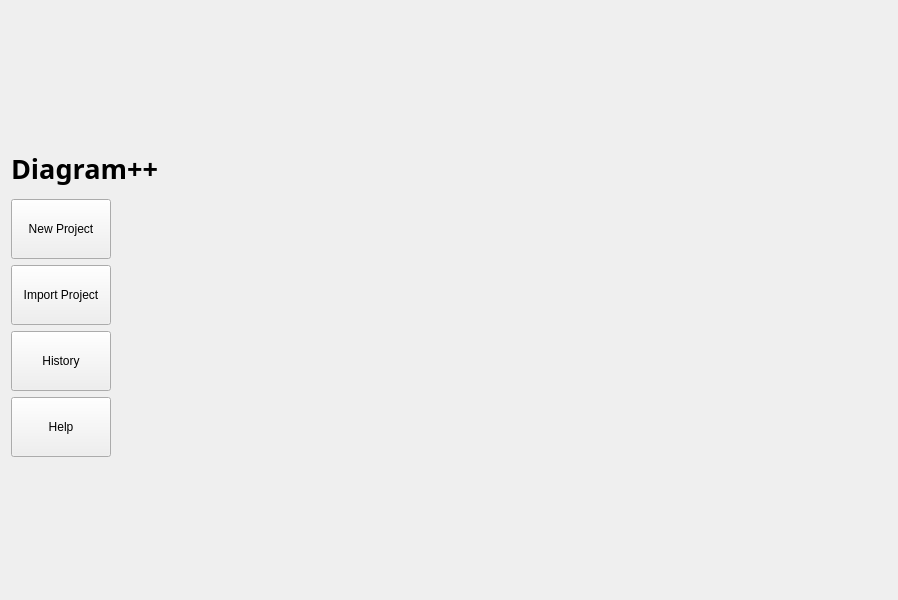
This is Diagram/mainwindow.ui in Trifsoft/diagrampp as Qt 5 draws it before an edit. The edited form follows.
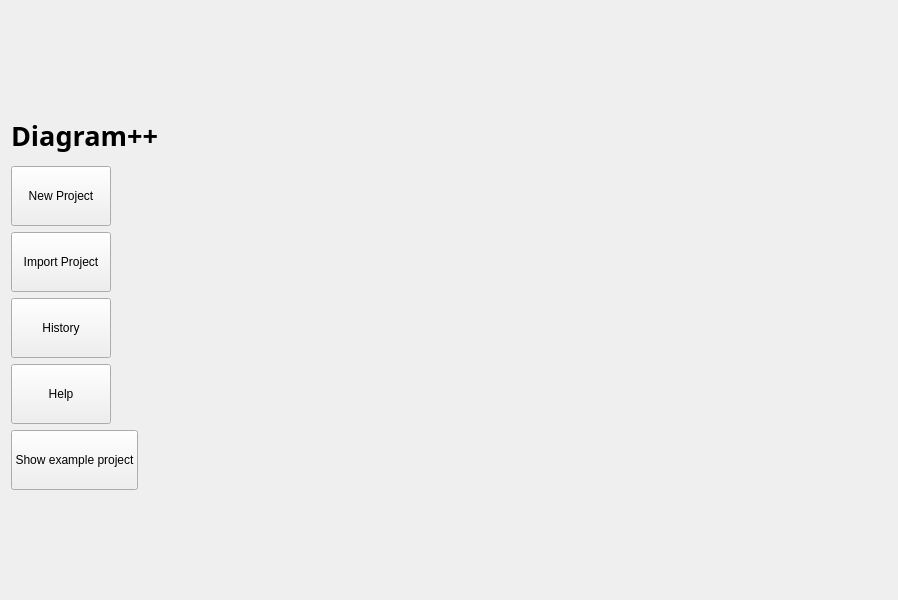
This is the edited form.

Commit message: UI - added project window skeleton

Diff of the .ui file:
```diff
--- a/Diagram/mainwindow.ui
+++ b/Diagram/mainwindow.ui
@@ -118,6 +118,25 @@
        </property>
       </widget>
      </item>
+     <item>
+      <widget class="QPushButton" name="pbExample">
+       <property name="sizePolicy">
+        <sizepolicy hsizetype="Maximum" vsizetype="Fixed">
+         <horstretch>0</horstretch>
+         <verstretch>0</verstretch>
+        </sizepolicy>
+       </property>
+       <property name="minimumSize">
+        <size>
+         <width>100</width>
+         <height>60</height>
+        </size>
+       </property>
+       <property name="text">
+        <string>Show example project</string>
+       </property>
+      </widget>
+     </item>
     </layout>
    </item>
   </layout>
```
The commit also changes 8 other files.
